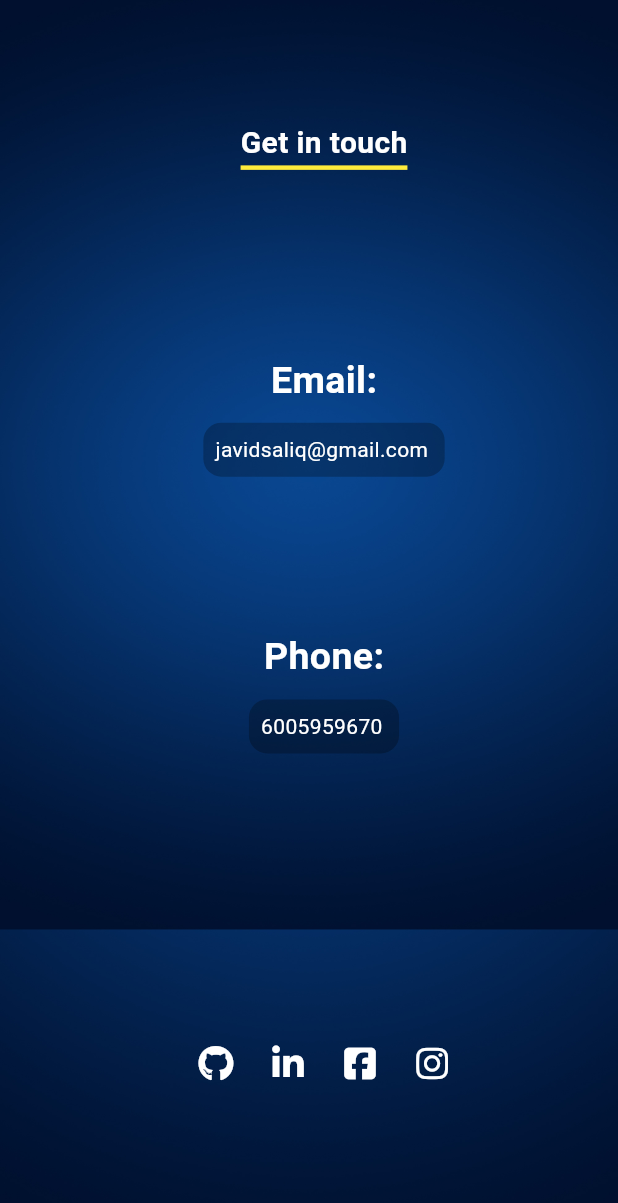
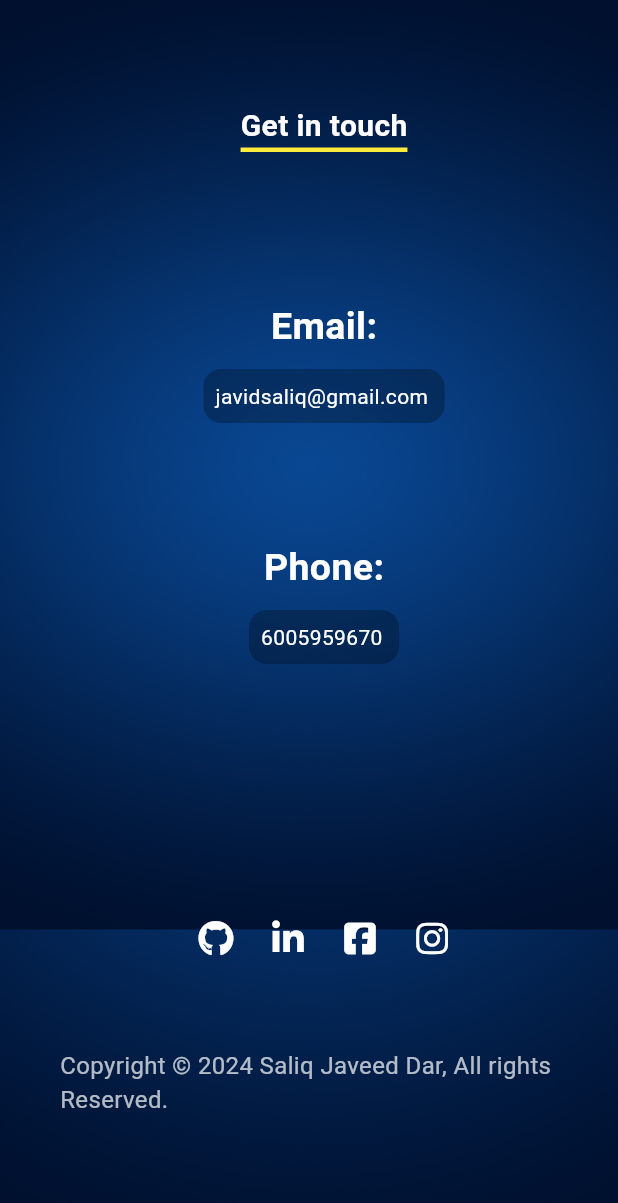
Before and after one commit to saliq03/My_Portfolio, a Flutter app: the Contact widget shown alone on an empty page, opened directly, on a phone screen of 412 x 824 dp. Shown: the top 1203 px of the screen. Run offline on Flutter 3.47's test engine with Material 3 defaults, Android fonts, the light colour scheme and no system bars; our stand-ins replace font_awesome_flutter, timelines.

Commit message:
copyright text added

```diff
--- a/lib/components/contact.dart
+++ b/lib/components/contact.dart
@@ -56,6 +56,11 @@ class Contact extends StatelessWidget{
                     icon: FaIcon(FontAwesomeIcons.instagram,color: Colors.white,)),
 
               ],
+            ),
+
+            Padding(
+              padding: const EdgeInsets.only(top: 20),
+              child: Text("Copyright © 2024 Saliq Javeed Dar, All rights Reserved.",style: TextStyle(color: Colors.white70,fontSize: 16),),
             )
 
           ],
```
